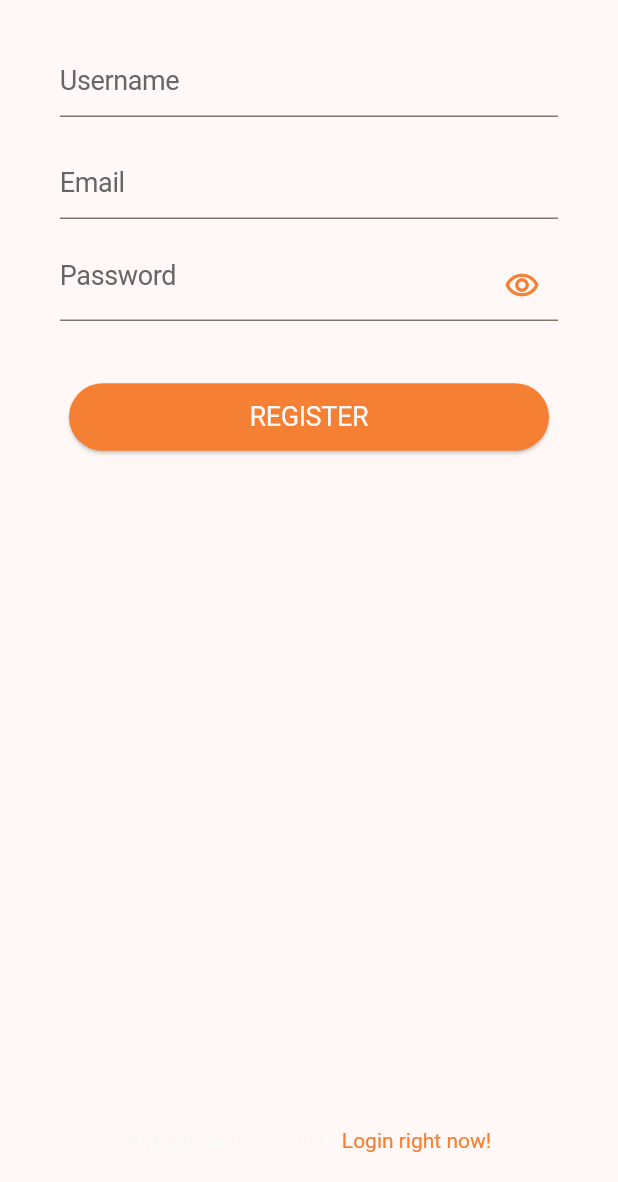
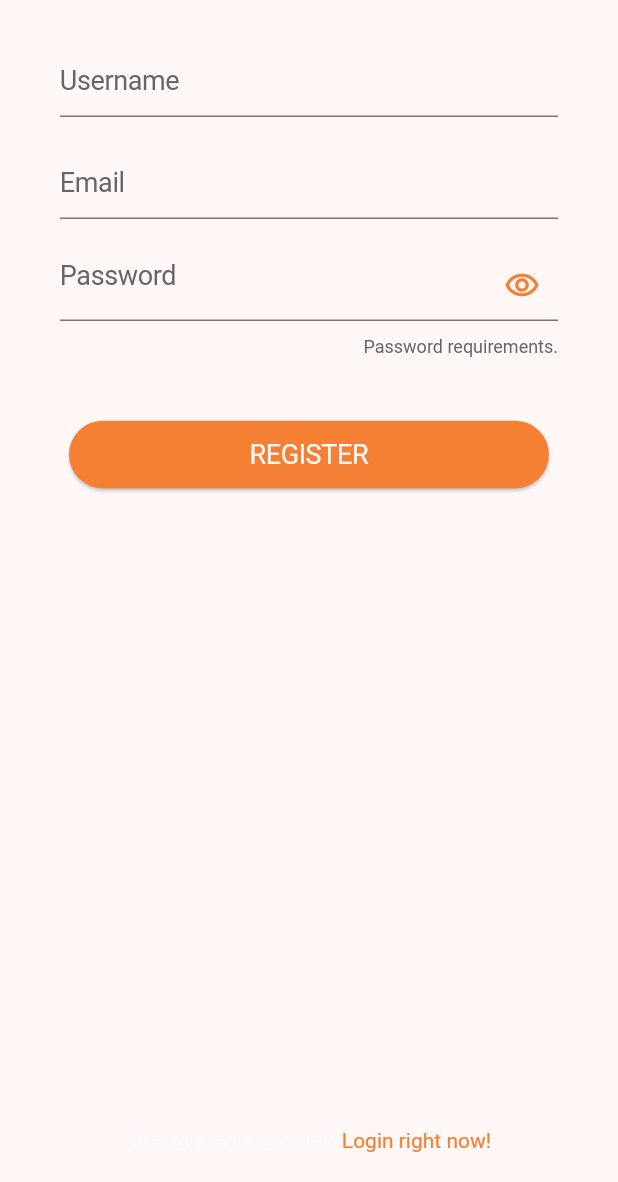
Before and after one commit to Keremovsky/flutter_anime_app, a Flutter app: the CreateBottomSheet screen opened directly, on a phone screen of 412 x 824 dp, the part 54-1236 px from its top. Run offline on Flutter 3.47's test engine with Material 2 defaults, Android fonts, the phone set to English and light mode, and no system bars; our stand-ins replace cloud_firestore, either_dart, firebase_auth, firebase_core, firebase_storage, flutter_riverpod and 1 more; missing offline and left inert: twitter_login; accounts and stored records are empty.

Commit message:
password validator created

```diff
--- /dev/null
+++ b/lib/core/utils.dart
@@ -0,0 +1,18 @@
+import 'package:flutter/material.dart';
+
+bool passwordValidator(String password) {
+  RegExp regex =
+      RegExp(r'^(?=.*\d)(?=.*[a-z])(?=.*[A-Z])(?=.*[a-zA-Z]).{8,12}$');
+
+  return regex.hasMatch(password);
+}
+
+void giveFeedback(BuildContext context, String text) {
+  ScaffoldMessenger.of(context).showSnackBar(
+    SnackBar(
+      content: Text(text),
+      behavior: SnackBarBehavior.floating,
+      duration: const Duration(seconds: 2),
+    ),
+  );
+}
--- a/lib/features/auth/widgets/create_bottom_sheet.dart
+++ b/lib/features/auth/widgets/create_bottom_sheet.dart
@@ -134,6 +134,33 @@ class _CreateBottomSheetState extends ConsumerState<CreateBottomSheet> {
                         ),
                         style: Theme.of(context).textTheme.displayLarge,
                       ),
+                      const SizedBox(height: 10),
+                      Row(
+                        mainAxisAlignment: MainAxisAlignment.end,
+                        children: [
+                          Tooltip(
+                            waitDuration: const Duration(seconds: 1),
+                            triggerMode: TooltipTriggerMode.longPress,
+                            decoration: BoxDecoration(
+                              color: Palette.background.withOpacity(0.95),
+                            ),
+                            richMessage: WidgetSpan(
+                              child: SizedBox(
+                                width: 220,
+                                child: Text(
+                                  "-Between 8 and 12 characters\n\n-At least one number (0-9)\n\n-At least one uppercase letter(A-Z)\n\n-At least one lowercase letter (a-z)",
+                                  style:
+                                      Theme.of(context).textTheme.displayMedium,
+                                ),
+                              ),
+                            ),
+                            child: Text(
+                              "Password requirements.",
+                              style: Theme.of(context).textTheme.displaySmall,
+                            ),
+                          )
+                        ],
+                      ),
                     ],
                   ),
                 ),
```
Also changed, not shown: lib/features/auth/controller/auth_controller.dart (+30 -34 lines).
